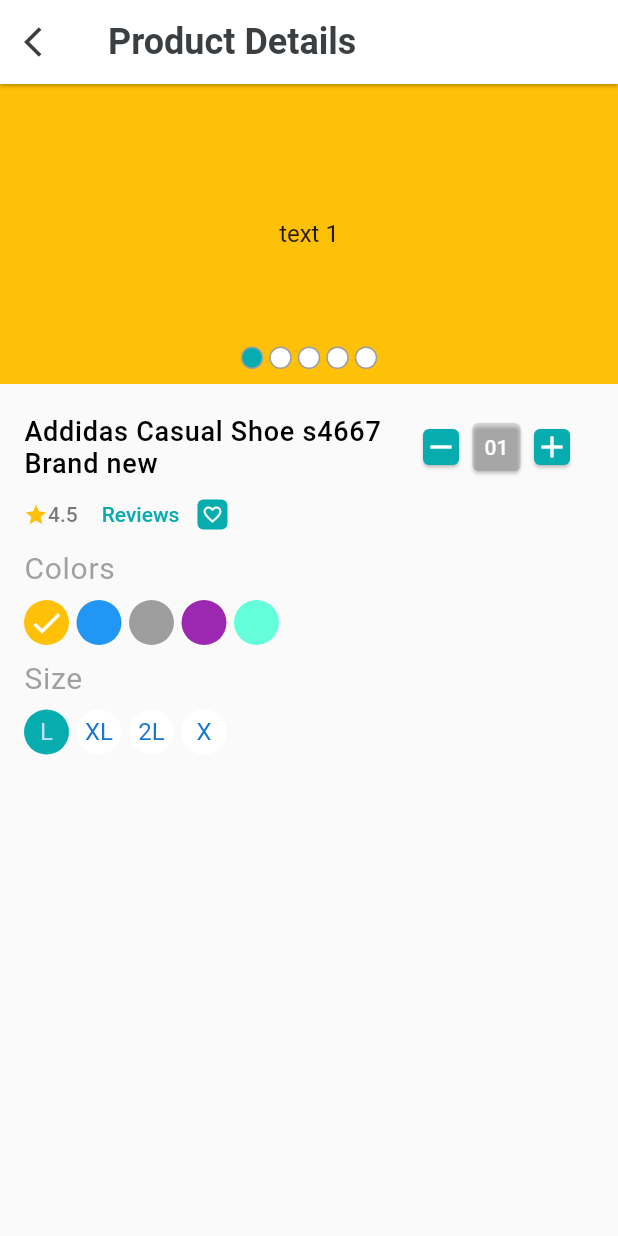
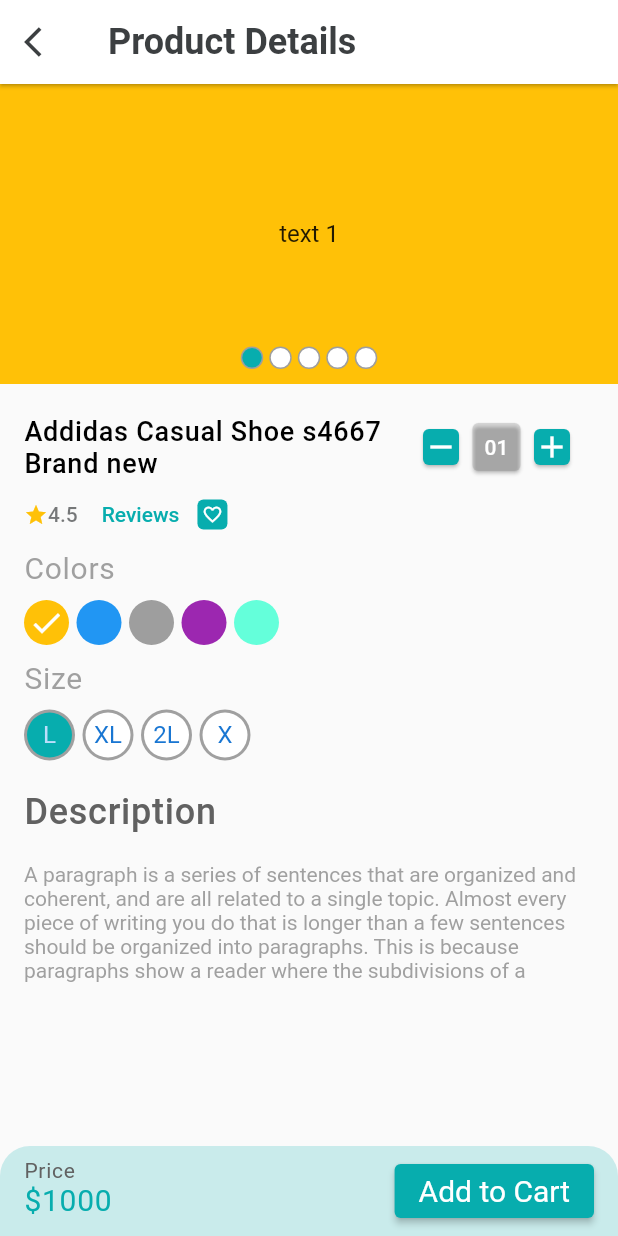
Before and after one commit to kafi015/ecommerce_shopanbd, a Flutter app: the ProductDetailsScreen screen opened directly, on a phone screen of 412 x 824 dp. Run offline on Flutter 3.47's test engine with Material 2 defaults, Android fonts, the phone set to English and light mode, and no system bars; drawn by our look-alikes of carousel_slider; our stand-ins replace get, pin_code_fields.

Commit message:
Product details ui done

```diff
--- a/lib/main.dart
+++ b/lib/main.dart
@@ -54,4 +54,4 @@
 
 //Class 50
 // 12 May 2023
-// 45.08 min done
+// 53.17 min done
--- a/lib/ui/screens/products_details_screen.dart
+++ b/lib/ui/screens/products_details_screen.dart
@@ -34,6 +34,10 @@
       ),
       body: Column(
         children: [
+          Expanded(
+            child: SingleChildScrollView(
+              child: Column(
+                children: [
                   ProductImageCarusal(),
                   const SizedBox(
                     height: 5,
@@ -68,7 +72,8 @@
                                       ),
                                     ),
                                     onTap: () {
-                              Get.find<CartController>().decreaseCartNumber();
+                                      Get.find<CartController>()
+                                          .decreaseCartNumber();
                                     },
                                   ),
                                   const SizedBox(
@@ -84,7 +89,8 @@
                                           child: Text(
                                             controller.getNoOfProduct < 10
                                                 ? '0${controller.getNoOfProduct}'
-                                        : controller.getNoOfProduct.toString(),
+                                                : controller.getNoOfProduct
+                                                    .toString(),
                                             style: const TextStyle(
                                                 color: Colors.white,
                                                 fontWeight: FontWeight.w500),
@@ -106,7 +112,8 @@
                                       ),
                                     ),
                                     onTap: () {
-                              Get.find<CartController>().addCartNumber();
+                                      Get.find<CartController>()
+                                          .addCartNumber();
                                     },
                                   ),
                                 ],
@@ -171,7 +178,7 @@
                           'Colors',
                           style: subTitleTextStyle.copyWith(fontSize: 20),
                         ),
-                SizedBox(
+                        const SizedBox(
                           height: 10,
                         ),
                         Row(
@@ -193,7 +200,7 @@
                                           visible: Get.find<CartController>()
                                                   .getProductColor ==
                                               _colors[i],
-                                  child: Icon(
+                                          child: const Icon(
                                             Icons.check,
                                             color: Colors.white,
                                           )),
@@ -203,14 +210,14 @@
                               )
                           ],
                         ),
-                SizedBox(
+                        const SizedBox(
                           height: 10,
                         ),
                         Text(
                           'Size',
                           style: subTitleTextStyle.copyWith(fontSize: 20),
                         ),
-                SizedBox(
+                        const SizedBox(
                           height: 10,
                         ),
                         Row(
@@ -226,16 +233,79 @@
                                   },
                                   child: GetBuilder<CartController>(
                                     builder: (controller) => CircleAvatar(
-                              backgroundColor: controller.getProductSize == _sizes[i]? primaryColor: Colors.white,
+                                      radius: 17,
+                                      backgroundColor: softGreyColor,
+                                      child: CircleAvatar(
+                                        backgroundColor:
+                                            controller.getProductSize ==
+                                                    _sizes[i]
+                                                ? primaryColor
+                                                : Colors.white,
                                         radius: 15,
                                         child: Text(_sizes[i]),
-
+                                      ),
                                     ),
                                   ),
                                 ),
                               )
                           ],
                         ),
+                        const SizedBox(
+                          height: 20,
+                        ),
+                        Text(
+                          'Description',
+                          style: titleTextStyle.copyWith(
+                              color: Colors.grey.shade700),
+                        ),
+                        const SizedBox(
+                          height: 20,
+                        ),
+                        const Text(
+                          'A paragraph is a series of sentences that are organized and coherent, an'
+                          'd are all related to a single topic. Almost every piece of writing y'
+                          'ou do that is longer than a few sentences should be organized into par'
+                          'agraphs.'
+                          ' This is because paragraphs show a reader where the subdivisions of a',
+                          style: TextStyle(color: softGreyColor),
+                        ),
+                      ],
+                    ),
+                  ),
+                ],
+              ),
+            ),
+          ),
+          Container(
+            height: 60,
+            decoration: BoxDecoration(
+                color: primaryColor.withOpacity(0.2),
+                borderRadius: BorderRadius.only(
+                  topRight: Radius.circular(20.0),
+                  topLeft: Radius.circular(20.0),
+                )),
+            padding: EdgeInsets.symmetric(horizontal: 16.0),
+            width: double.infinity,
+            child: Row(
+              mainAxisAlignment: MainAxisAlignment.spaceBetween,
+              children: [
+                Padding(
+                  padding: const EdgeInsets.only(top: 8.0),
+                  child: Column(
+                    crossAxisAlignment: CrossAxisAlignment.start,
+                    children: [
+                      Text(
+                        'Price',
+                        style: subTitleTextStyle.copyWith(
+                            color: Colors.grey.shade700),
+                      ),
+                      Text('\$1000',
+                          style: subTitleTextStyle.copyWith(
+                              color: primaryColor, fontSize: 20)),
+                    ],
+                  ),
+                ),
+                ElevatedButton(onPressed: () {}, child: Text('Add to Cart')),
               ],
             ),
           ),
```
Lines whose indentation alone changed are shown as unchanged.
